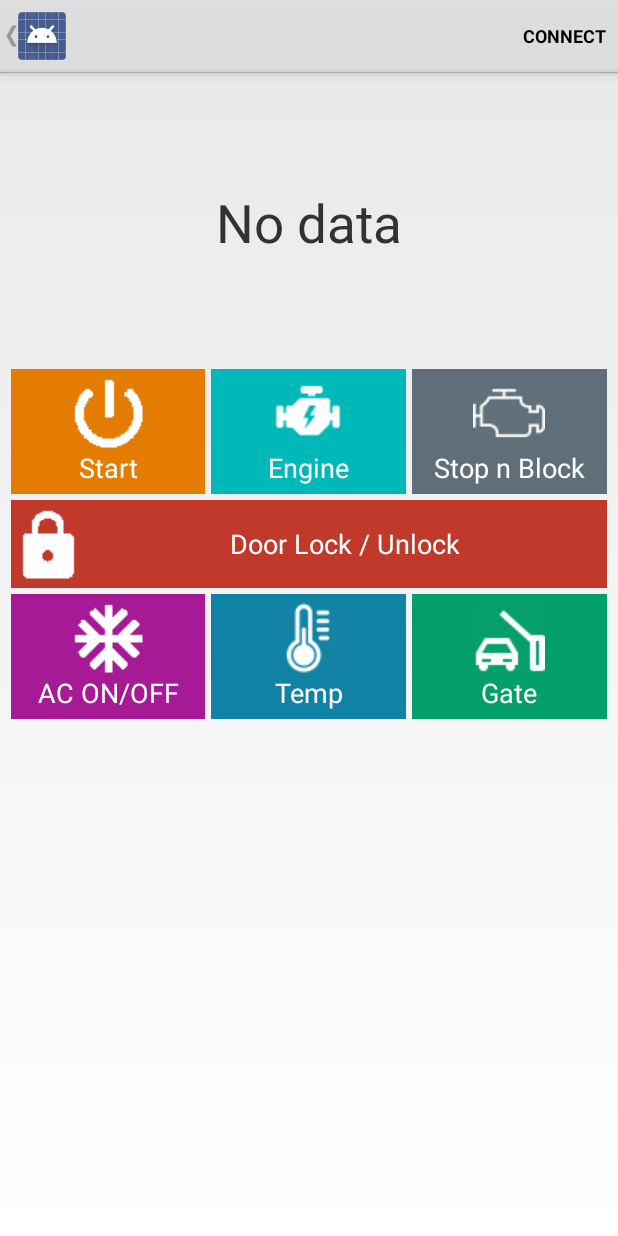
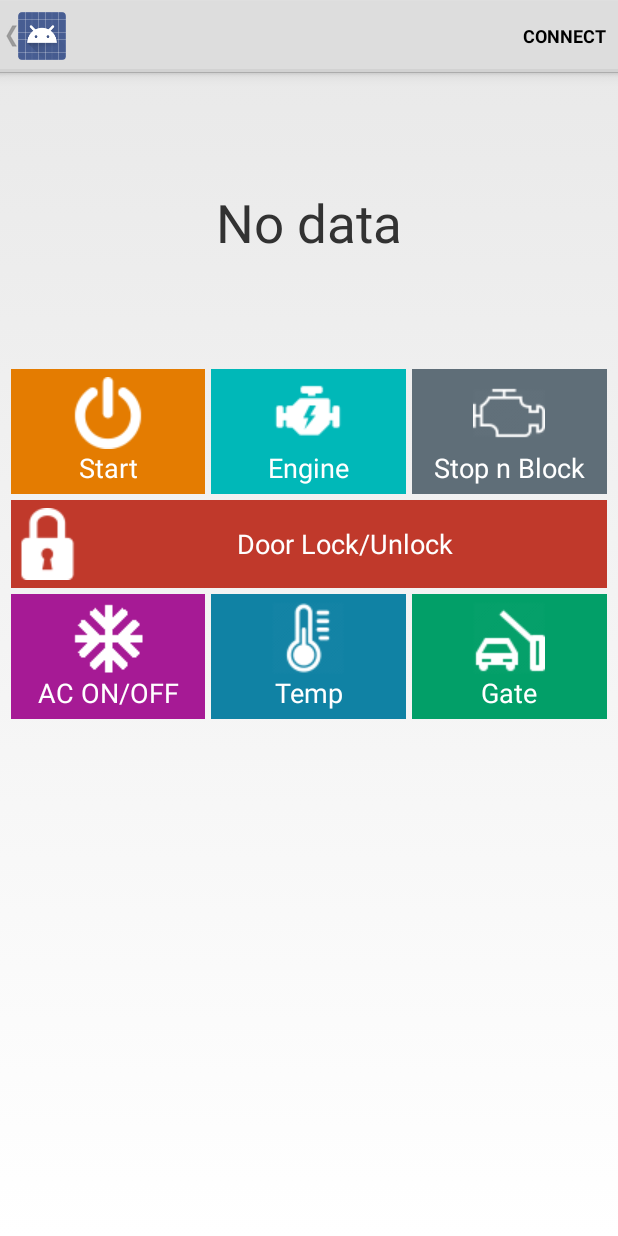
Before and after one commit to WaqasAzamKml/ArduinoPlusBLE, an Android app: the DeviceControlActivity screen opened directly, with no data from a screen before it, on a phone screen of 412 x 824 dp. Run offline under Robolectric (Android 15) with nearby library versions, the phone set to English and light mode, and no system bars; 3 statements that could not run were skipped.

Commit message:
Slight tweaks in the UI.

```diff
--- a/Application/src/main/res/layout/button_control.xml
+++ b/Application/src/main/res/layout/button_control.xml
@@ -31,7 +31,7 @@
                 <Button
                     android:layout_width="0dp"
                     android:layout_height="match_parent"
-                    android:drawableTop="@drawable/ic_power_white"
+                    android:drawableTop="@drawable/ic_power"
                     android:text="Start"
                     android:textColor="#fff"
                     android:background="#E47C01"
@@ -69,8 +69,8 @@
             <Button
                 android:layout_width="match_parent"
                 android:layout_height="0dp"
-                android:drawableStart="@drawable/ic_lock_white"
-                android:text="Door Lock / Unlock"
+                android:drawableStart="@drawable/ic_lock"
+                android:text="Door Lock/Unlock"
                 android:textColor="#fff"
                 android:background="#C0392B"
                 android:paddingTop="5sp"
```
Also changed, not shown: Application/src/main/res/drawable/ic_lock.png (added), Application/src/main/res/drawable/ic_power.png (added), 13 other files.
